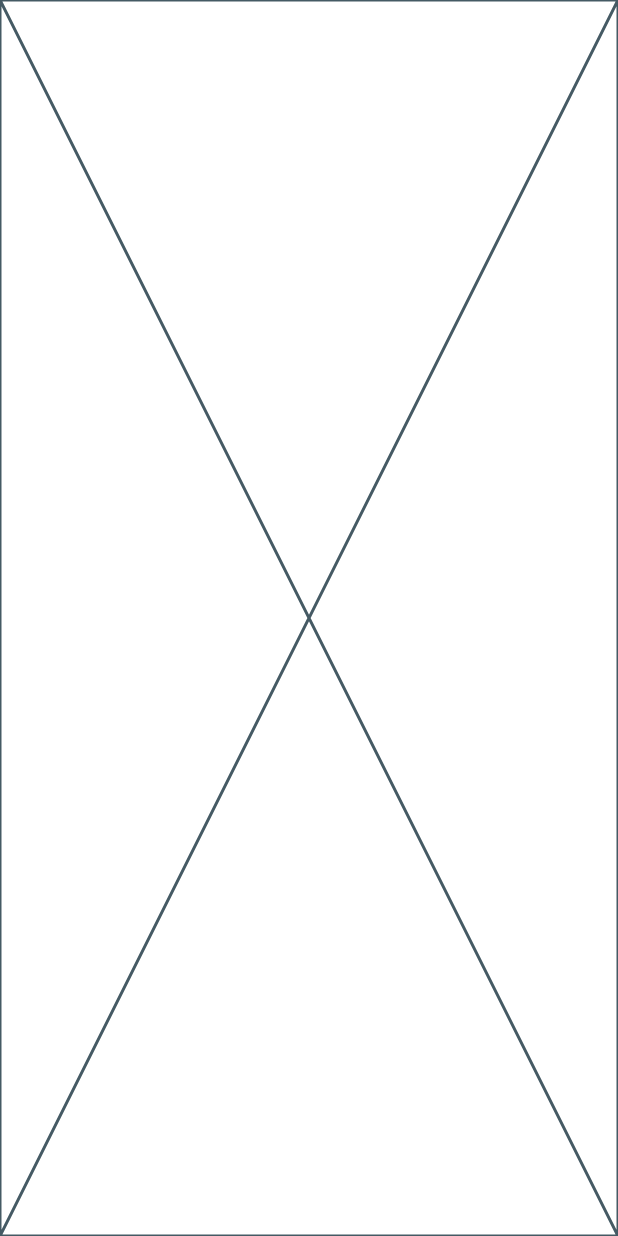
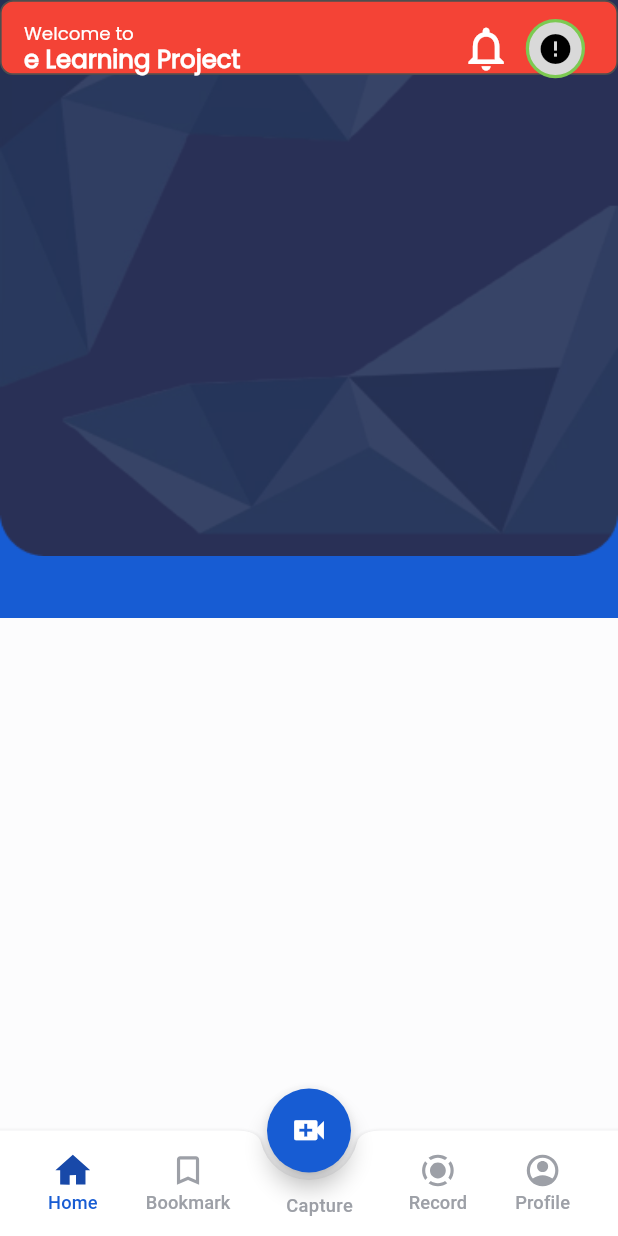
Before and after one commit to abir1h/QuizeZenie, a Flutter app: the screen it shows after launch, on a phone screen of 412 x 824 dp. Run offline on Flutter 3.47's test engine with Material 3 defaults, Android fonts, the light colour scheme and no system bars; drawn by our look-alikes of cached_network_image; our stand-ins replace flutter_screenutil, flutter_svg, rxdart, shared_preferences, visibility_detector; network calls fail.

Commit message:
bottom nev bar added

```diff
--- a/lib/src/common/constants/app_theme.dart
+++ b/lib/src/common/constants/app_theme.dart
@@ -14,10 +14,15 @@ class ThemeColor {
   static ThemeColor get instance => _instance ?? (_instance = ThemeColor._());
 
   Color get appPrimaryColor => HexColor("175CD3");
+  Color get backgroundColor => HexColor("FCFCFD");
 
-  Color get iconicBlue => HexColor("006BFF");
-  Color get lightPurpleColor => HexColor("F0EFFF");
-  Color get backgroundColor => HexColor("EEF3F6");
+  Color get grayColor => HexColor("9DA0A7");
+  Color get iconGrey => HexColor("D9D9D9");
+  Color get iconBorderColor => HexColor("7CCA52");
+
+  Color get bgColorWhite => HexColor("F2F1F9");
+  Color get cardStrokeColor => HexColor("4E4E4E");
+
   Color get scaffoldBackgroundColor2 => HexColor("ECFBF7");
   Color get secondaryBackgroundColor => HexColor("FFFEFE");
   Color get strokeColorBlue => HexColor("7CB1E2");
@@ -27,7 +32,6 @@ class ThemeColor {
   Color get textGrey => HexColor("4a4b65");
   Color get dottedBorderColor => HexColor("E8E8E8");
   Color get inactiveGray => HexColor("4D4D4D");
-  Color get iconGrey => HexColor("D9D9D9");
   Color get iconGrayDeepColor => HexColor("9D9CA4");
   Color get textFieldStrokeColor => HexColor("E8E8E8");
   Color get textFieldFilllor => HexColor("F1F1F1");
@@ -84,7 +88,6 @@ class ThemeColor {
   Color get secondaryTextColor => HexColor("3D3D3D");
   Color get textColorAppleBlack => HexColor("1D1D1F");
   Color get textColorBlack => HexColor("202020");
-  Color get textColorGray => HexColor("757575");
   Color get placeHolderTextColorGray => HexColor("9F9F9F");
   Color get blackText => HexColor("222222");
   Color get warningRedText => HexColor("FE7878");
@@ -172,6 +175,7 @@ class ThemeSize {
   double get textXXXSmall => 10.sp;
 
   double get s1 => 1.w;
+  double get s2 => 2.w;
   double get s4 => 4.w;
   double get s8 => 8.w;
   double get s10 => 10.w;
--- a/lib/src/common/constants/image_assets.dart
+++ b/lib/src/common/constants/image_assets.dart
@@ -6,6 +6,16 @@ class ImageAssets {
   static String get icOnBoarding2 => 'onboarding_2'.svg;
   static String get icOnBoarding3 => 'onboarding_3'.svg;
 
+  static String get imgHomeBG => 'home_bg'.png;
+
+  static String get icHome => 'Home'.svg;
+  static String get icHomeFilled => 'Home-1'.svg;
+  static String get icBookmark => 'bookmark-1'.svg;
+  static String get icBookmarkFilled => 'bookmark'.svg;
+  static String get icRecord => 'screen_record'.svg;
+  static String get icRecordFilled => 'screen_record-1'.svg;
+  static String get icProfile => 'profile-1'.svg;
+  static String get icProfileFilled => 'profile'.svg;
 
 /* static String get emptyProfile => 'img'.png;
   static String get animEmpty => 'Animation - 1706009676891'.json;
--- a/lib/src/common/constants/language.dart
+++ b/lib/src/common/constants/language.dart
@@ -8,10 +8,12 @@ class LanguageEn {
   static LanguageEn? _instance;
   static LanguageEn get instance => _instance ?? (_instance = LanguageEn._());
 
-
-
   String splashScreenText = "E-Education";
-
+  String homeText = "Home";
+  String bookmarkText = "Bookmark";
+  String captureText = "Capture";
+  String recordText = "Record";
+  String profileText = "Profile";
 }
 
 class LanguageBn {
@@ -20,6 +22,9 @@ class LanguageBn {
   static LanguageBn get instance => _instance ?? (_instance = LanguageBn._());
 
   String splashScreenText = "ই-লার্নিং";
-
-
+  String homeText = "ទំព័រដើម";
+  String bookmarkText = "បញ្ជីសញ្ញាសម្គាល់";
+  String captureText = "ចាប់រូបភាព";
+  String recordText = "កំណត់ត្រា";
+  String profileText = "ប្រវត្តិរូប";
 }
--- a/lib/src/common/routes/app_route.dart
+++ b/lib/src/common/routes/app_route.dart
@@ -1,6 +1,8 @@
-import 'package:co_learning_mobile_app/src/feature/onboarding/screens/onboarding_screen.dart';
 import 'package:flutter/material.dart';
 
+import '../../feature/home/screens/home_screen.dart';
+import '../../feature/landing/screens/landing_screen.dart';
+import '../../feature/onboarding/screens/onboarding_screen.dart';
 import '../../feature/shared/splash/presentation/screens/splash_screen.dart';
 
 class AppRoute {
@@ -8,6 +10,8 @@ class AppRoute {
 
   static const String splashScreen = "splashScreen";
   static const String onboardingScreen = "onboardingScreen";
+  static const String landingScreen = "landingScreen";
+  static const String homeScreen = "homeScreen";
 }
 
 mixin RouteGenerator {
@@ -20,6 +24,10 @@ mixin RouteGenerator {
             return const SplashScreen();
           case AppRoute.onboardingScreen:
             return const OnboardingScreen();
+          case AppRoute.landingScreen:
+            return const LandingScreen();
+          case AppRoute.homeScreen:
+            return const HomeScreen();
 
           default:
             return const SplashScreen();
--- a/lib/src/common/utility/app_label.dart
+++ b/lib/src/common/utility/app_label.dart
@@ -18,7 +18,7 @@ class App {
   static App get instance => _app ?? (_app = App._());
 
   //App Language
-  static AppLanguage _appLanguage = AppLanguage.bangla;
+  static AppLanguage _appLanguage = AppLanguage.english;
   static AppLanguage get currentAppLanguage => _appLanguage;
 
   ///Set current language
--- /dev/null
+++ b/lib/src/feature/home/screens/home_screen.dart
@@ -0,0 +1,147 @@
+import 'package:cached_network_image/cached_network_image.dart';
+import 'package:flutter/material.dart';
+import 'package:flutter_screenutil/flutter_screenutil.dart';
+
+import '../../../common/constants/app_theme.dart';
+import '../../../common/constants/common_imports.dart';
+import '../../../common/utility/app_label.dart';
+
+class HomeScreen extends StatefulWidget {
+  const HomeScreen({super.key});
+
+  @override
+  State<HomeScreen> createState() => _HomeScreenState();
+}
+
+class _HomeScreenState extends State<HomeScreen> with AppTheme {
+  @override
+  Widget build(BuildContext context) {
+    return NestedScrollView(
+      headerSliverBuilder: (BuildContext context, bool innerBoxIsScrolled) {
+        return [
+          SliverAppBar(
+            expandedHeight: 1.sw,
+            // collapsedHeight: 200,
+            floating: true,
+            pinned: true,
+            snap: true,
+            backgroundColor: clr.appPrimaryColor,
+            title: Padding(
+              padding: EdgeInsets.only(top: size.s8),
+              child: Column(
+                crossAxisAlignment: CrossAxisAlignment.start,
+                children: [
+                  Text(
+                    label(e: "Welcome to", b: "Welcome to"),
+                    style: TextStyle(
+                        color: clr.whiteColor,
+                        fontWeight: FontWeight.w500,
+                        fontFamily: StringData.fontFamilyPoppins,
+                        fontSize: size.textXXSmall),
+                  ),
+                  Text(
+                    label(e: "e Learning Project", b: "e Learning Project"),
+                    style: TextStyle(
+                        color: clr.whiteColor,
+                        fontWeight: FontWeight.w600,
+                        fontFamily: StringData.fontFamilyPoppins,
+                        fontSize: size.textSmall),
+                  ),
+                ],
+              ),
+            ),
+            actions: [
+              Padding(
+                padding: EdgeInsets.only(top: size.s8, right: size.s8),
+                child: InkWell(
+                  onTap: () {},
+                  child: Icon(
+                    Icons.notifications_outlined,
+                    size: size.s32,
+                    color: clr.whiteColor,
+                  ),
+                ),
+              ),
+              Container(
+                margin: EdgeInsets.only(top: size.s8, right: size.s20),
+                decoration: BoxDecoration(
+                  color: clr.iconGrey,
+                  borderRadius: BorderRadius.circular(100),
+                  border:
+                      Border.all(color: clr.iconBorderColor, width: size.s2),
+                ),
+                child: ClipRRect(
+                    borderRadius: BorderRadius.circular(100),
+                    child: CachedNetworkImage(
+                      height: size.s32,
+                      width: size.s32,
+                      fit: BoxFit.fill,
+                      imageUrl:
+                          "https://images.unsplash.com/photo-1532264523420-881a47db012d?ixlib=rb-1.2.1&ixid=eyJhcHBfaWQiOjEyMDd9",
+                      placeholder: (context, url) =>
+                          const Center(child: CircularProgressIndicator()),
+                      errorWidget: (context, url, error) =>
+                          const Icon(Icons.error),
+                    )),
+              )
+            ],
+            flexibleSpace: Stack(
+              children: [
+                Align(
+                  alignment: Alignment.topCenter,
+                  child: AnimatedOpacity(
+                    opacity: innerBoxIsScrolled ? 0.7 : 1.0,
+                    duration: const Duration(milliseconds: 300),
+                    child: Container(
+                      height: 1.sw * .9,
+                      decoration: BoxDecoration(
+                        image: DecorationImage(
+                          // colorFilter: const ColorFilter.mode(
+                          //     Colors.black54, BlendMode.darken),
+                          image: AssetImage(ImageAssets.imgHomeBG),
+                          fit: BoxFit.fill,
+                        ),
+                      ),
+                    ),
+                  ),
+                ),
+                Positioned.fill(
+                  child: Align(
+                    alignment: Alignment.bottomCenter,
+                    child: AnimatedOpacity(
+                        opacity: innerBoxIsScrolled ? 0.0 : 1.0,
+                        duration: const Duration(milliseconds: 300),
+                        child: Container(
+                          child: Column(
+                            children: [
+                              Container(
+                                height: 50,
+                                width: double.infinity,
+                                decoration: BoxDecoration(
+                                    color: Colors.red,
+                                    borderRadius: BorderRadius.circular(size.s8),
+                                    border: Border.all(
+                                        color: clr.cardStrokeColor, width: size.s1)),
+                              ),
+                            ],
+                          ),
+                        )),
+                  ),
+                ),
+              ],
+            ),
+          ),
+        ];
+      },
+      body: SingleChildScrollView(
+        child: Column(
+          crossAxisAlignment: CrossAxisAlignment.start,
+          mainAxisAlignment: MainAxisAlignment.start,
+          children: [
+            Container(),
+          ],
+        ),
+      ),
+    );
+  }
+}
--- /dev/null
+++ b/lib/src/feature/landing/screens/landing_screen.dart
@@ -0,0 +1,199 @@
+import 'package:flutter/material.dart';
+import 'package:flutter_svg/svg.dart';
+
+import '../../../common/constants/common_imports.dart';
+import '../../../common/service/notifier/app_events_notifier.dart';
+import '../../../common/utility/app_label.dart';
+import '../../home/screens/home_screen.dart';
+import '../services/landing_screen_services.dart';
+
+class LandingScreen extends StatefulWidget {
+  final Object? arguments;
+  const LandingScreen({Key? key, this.arguments}) : super(key: key);
+
+  @override
+  State<LandingScreen> createState() => _LandingScreenState();
+}
+
+class _LandingScreenState extends State<LandingScreen>
+    with AppTheme, Language, LandingScreenService, AppEventsNotifier {
+  final GlobalKey<ScaffoldState> _scaffoldKey = GlobalKey<ScaffoldState>();
+
+  int _selectedIndex = 0;
+
+  List<Widget> pages = [
+    const HomeScreen(),
+    Container(),
+    Container(),
+    Container(),
+  ];
+
+  @override
+  Widget build(BuildContext context) {
+    return Scaffold(
+      key: _scaffoldKey,
+      backgroundColor: clr.backgroundColor,
+      resizeToAvoidBottomInset: false,
+      // appBar: PreferredSize(
+      //   preferredSize: Size.fromHeight(size.s56),
+      //   child: Text("AppABr"),
+      // ),
+      body: pages[_selectedIndex],
+      floatingActionButton: FloatingActionButton(
+        onPressed: () => () {},
+        backgroundColor: clr.appPrimaryColor,
+        shape: const CircleBorder(),
+        child: Icon(
+          Icons.video_call,
+          size: size.s24,
+          color: clr.whiteColor,
+        ),
+      ),
+      floatingActionButtonLocation: FloatingActionButtonLocation.centerDocked,
+      bottomNavigationBar: BottomAppBar(
+        color: clr.whiteColor,
+        shape: const CircularNotchedRectangle(),
+        height: size.s64,
+        notchMargin: 5,
+        shadowColor: clr.grayColor,
+        child: Row(
+          mainAxisAlignment: MainAxisAlignment.spaceBetween,
+          crossAxisAlignment: CrossAxisAlignment.end,
+          children: [
+            Row(
+              mainAxisSize: MainAxisSize.max,
+              mainAxisAlignment: MainAxisAlignment.spaceBetween,
+              children: [
+                NavBarItemWidget(
+                  svgIcon: _selectedIndex == 0
+                      ? ImageAssets.icHomeFilled
+                      : ImageAssets.icHome,
+                  title: label(e: en.homeText, b: bn.homeText),
+                  color:
+                      _selectedIndex == 0 ? clr.appPrimaryColor : clr.grayColor,
+                  onTap: () => _onNavItemTapped(0),
+                ),
+                NavBarItemWidget(
+                  svgIcon: _selectedIndex == 1
+                      ? ImageAssets.icBookmarkFilled
+                      : ImageAssets.icBookmark,
+                  title: label(e: en.bookmarkText, b: bn.bookmarkText),
+                  color:
+                      _selectedIndex == 1 ? clr.appPrimaryColor : clr.grayColor,
+                  onTap: () => _onNavItemTapped(1),
+                ),
+              ],
+            ),
+            Text(
+              label(e: en.captureText, b: bn.captureText),
+              style: TextStyle(
+                  color: clr.grayColor,
+                  fontWeight: FontWeight.w500,
+                  fontFamily: StringData.fontFamilyRoboto,
+                  fontSize: size.textXXSmall),
+            ),
+            Row(
+              mainAxisSize: MainAxisSize.max,
+              mainAxisAlignment: MainAxisAlignment.spaceBetween,
+              children: [
+                NavBarItemWidget(
+                  svgIcon: _selectedIndex == 2
+                      ? ImageAssets.icRecordFilled
+                      : ImageAssets.icRecord,
+                  title: label(e: en.recordText, b: bn.recordText),
+                  color:
+                      _selectedIndex == 2 ? clr.appPrimaryColor : clr.grayColor,
+                  onTap: () => _onNavItemTapped(2),
+                ),
+                NavBarItemWidget(
+                  svgIcon: _selectedIndex == 3
+                      ? ImageAssets.icProfileFilled
+                      : ImageAssets.icProfile,
+                  title: label(e: en.profileText, b: bn.profileText),
+                  color:
+                      _selectedIndex == 3 ? clr.appPrimaryColor : clr.grayColor,
+                  onTap: () => _onNavItemTapped(3),
+                ),
+              ],
+            )
+          ],
+        ),
+      ),
+    );
+  }
+
+  void _onNavItemTapped(int index) {
+    setState(() {
+      _selectedIndex = index;
+    });
+  }
+
+  @override
+  void navigateBookMarkScreen() {
+    // TODO: implement navigateBookMarkScreen
+  }
+
+  @override
+  void navigateToCategoryScreen() {
+    // TODO: implement navigateToCategoryScreen
+  }
+
+  @override
+  void navigateToHomeScreen() {
+    // TODO: implement navigateToHomeScreen
+  }
+
+  @override
+  void navigateToProfileScreen() {
+    // TODO: implement navigateToProfileScreen
+  }
+
+  @override
+  void onEventReceived(EventAction action) {
+    if (action == EventAction.bottomNavBar) {
+      if (mounted) {
+        setState(() {});
+      }
+    }
+  }
+}
+
+class NavBarItemWidget extends StatelessWidget with AppTheme {
+  final String svgIcon;
+  final String title;
+  final Color color;
+  final VoidCallback onTap;
+  const NavBarItemWidget({
+    super.key,
+    required this.svgIcon,
+    required this.title,
+    required this.color,
+    required this.onTap,
+  });
+
+  @override
+  Widget build(BuildContext context) {
+    return MaterialButton(
+      minWidth: 25,
+      onPressed: onTap,
+      child: Column(
+        mainAxisSize: MainAxisSize.min,
+        mainAxisAlignment: MainAxisAlignment.center,
+        children: [
+          SvgPicture.asset(
+            svgIcon,
+            width: size.s24,
+          ),
+          Text(
+            title,
+            style: TextStyle(
+                color: color,
+                fontWeight: FontWeight.w500,
+                fontFamily: StringData.fontFamilyRoboto,
+                fontSize: size.textXXSmall),
+          ),
+        ],
+      ),
+    );
+  }
+}
--- /dev/null
+++ b/lib/src/feature/landing/services/landing_screen_services.dart
@@ -0,0 +1,57 @@
+import 'dart:async';
+import 'dart:math' as math;
+import 'package:flutter/material.dart';
+
+abstract class _ViewModel {
+  void navigateToHomeScreen();
+  void navigateToProfileScreen();
+  void navigateToCategoryScreen();
+  void navigateBookMarkScreen();
+}
+
+mixin LandingScreenService<T extends StatefulWidget> on State<T>
+    implements _ViewModel {
+  late _ViewModel _view;
+
+  int currentPageIndex = 0;
+
+  ///Service configurations
+  @override
+  void initState() {
+    _view = this;
+    super.initState();
+  }
+
+  @override
+  void dispose() {
+    pageController.dispose();
+    super.dispose();
+  }
+
+  ///Public Fields
+  final PageController pageController = PageController();
+
+  ///On Tab selection changed
+  void onTabSelected(int newIndex, int oldIndex) {
+    ///Jump to +- one page of selected
+    if ((math.max<int>(newIndex, oldIndex) - math.min<int>(newIndex, oldIndex) >
+        1)) {
+      if (newIndex > oldIndex) {
+        pageController.jumpToPage(newIndex - 1);
+      } else if (newIndex < oldIndex) {
+        pageController.jumpToPage(newIndex + 1);
+      }
+    }
+
+    ///Animate to page
+    pageController.animateToPage(
+      newIndex,
+      duration: const Duration(milliseconds: 170),
+      curve: Curves.easeOutCubic,
+    );
+
+    setState(() {
+      currentPageIndex = newIndex;
+    });
+  }
+}
--- a/lib/src/feature/shared/splash/presentation/screens/splash_screen.dart
+++ b/lib/src/feature/shared/splash/presentation/screens/splash_screen.dart
@@ -67,8 +67,8 @@ class _SplashScreenState extends State<SplashScreen>
 
   @override
   void navigateToLandingScreen() {
-    /*Navigator.of(context)
-        .pushNamedAndRemoveUntil(AppRoute.landingScreen, (x) => false);*/
+    Navigator.of(context)
+        .pushNamedAndRemoveUntil(AppRoute.landingScreen, (x) => false);
   }
 
   @override
--- a/lib/src/feature/shared/splash/presentation/services/splash_service.dart
+++ b/lib/src/feature/shared/splash/presentation/services/splash_service.dart
@@ -42,7 +42,7 @@ mixin SplashService<T extends StatefulWidget> on State<T>
 
     ///Navigate to logical page
     App.getCurrentSession().then((session) async {
-      _view.navigateToOnBoardingScreen();
+      _view.navigateToLandingScreen();
      /* if (session.userType != UserType.Mentor) {
         _view.navigateToLandingScreen();
       } else {
--- a/pubspec.yaml
+++ b/pubspec.yaml
@@ -44,6 +44,8 @@ dependencies:
   rxdart: ^0.28.0
   visibility_detector: ^0.4.0+2
   url_launcher: ^6.3.1
+  cached_network_image: ^3.4.1
+
 dev_dependencies:
   flutter_test:
     sdk: flutter
```
Also changed, not shown: assets/images/Home-1.svg (added), assets/images/Home.svg (added), assets/images/bookmark-1.svg (added), assets/images/bookmark.svg (added), assets/images/home_bg.png (added), assets/images/profile-1.svg (added), assets/images/profile.svg (added), assets/images/screen_record-1.svg (added), assets/images/screen_record.svg (added), pubspec.lock, 1 other file.
